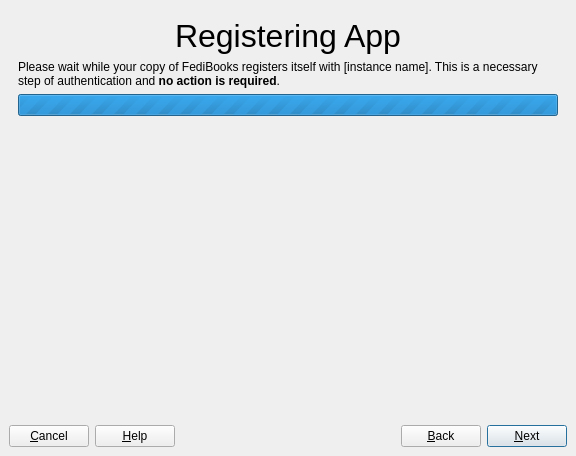
The window that gui/wzd_createbot.ui (Lynnesbian/OldFediBooks) describes before a commit, drawn with Qt 5.
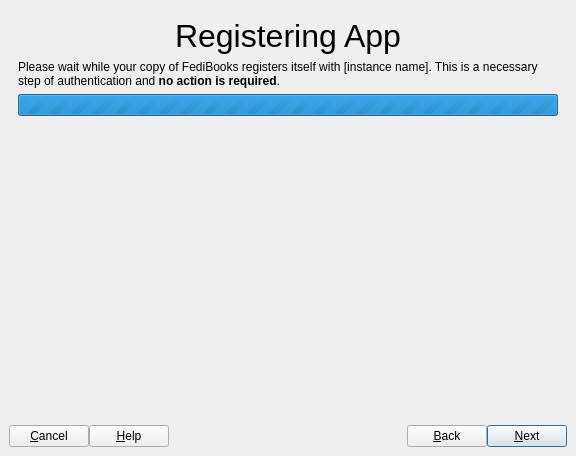
The same window after the commit. Icons and pictures are not drawn.

Commit message: started work on creating the app, more GUI fiddling

The edit to the form file:
```diff
--- a/gui/wzd_createbot.ui
+++ b/gui/wzd_createbot.ui
@@ -14,7 +14,10 @@
    <string>Bot Creation Wizard</string>
   </property>
   <widget class="QWidget" name="centralwidget">
-   <layout class="QHBoxLayout" name="horizontalLayout">
+   <layout class="QVBoxLayout" name="verticalLayout_13">
+    <property name="spacing">
+     <number>0</number>
+    </property>
     <item>
      <layout class="QVBoxLayout" name="verticalLayout">
       <item>
@@ -947,8 +950,10 @@
         </widget>
        </widget>
       </item>
+     </layout>
+    </item>
       <item>
-       <layout class="QHBoxLayout" name="lay_button_box">
+     <layout class="QHBoxLayout" name="hbx_button_box">
         <item>
          <widget class="QPushButton" name="btn_cancel">
           <property name="text">
@@ -1008,8 +1013,6 @@
            <bool>true</bool>
           </property>
          </widget>
-        </item>
-       </layout>
       </item>
      </layout>
     </item>
```
Left out of the diff: 3 changed lines with no effect on the pictures. Lines whose indentation alone changed are shown as unchanged. The commit also changes 5 other files.
